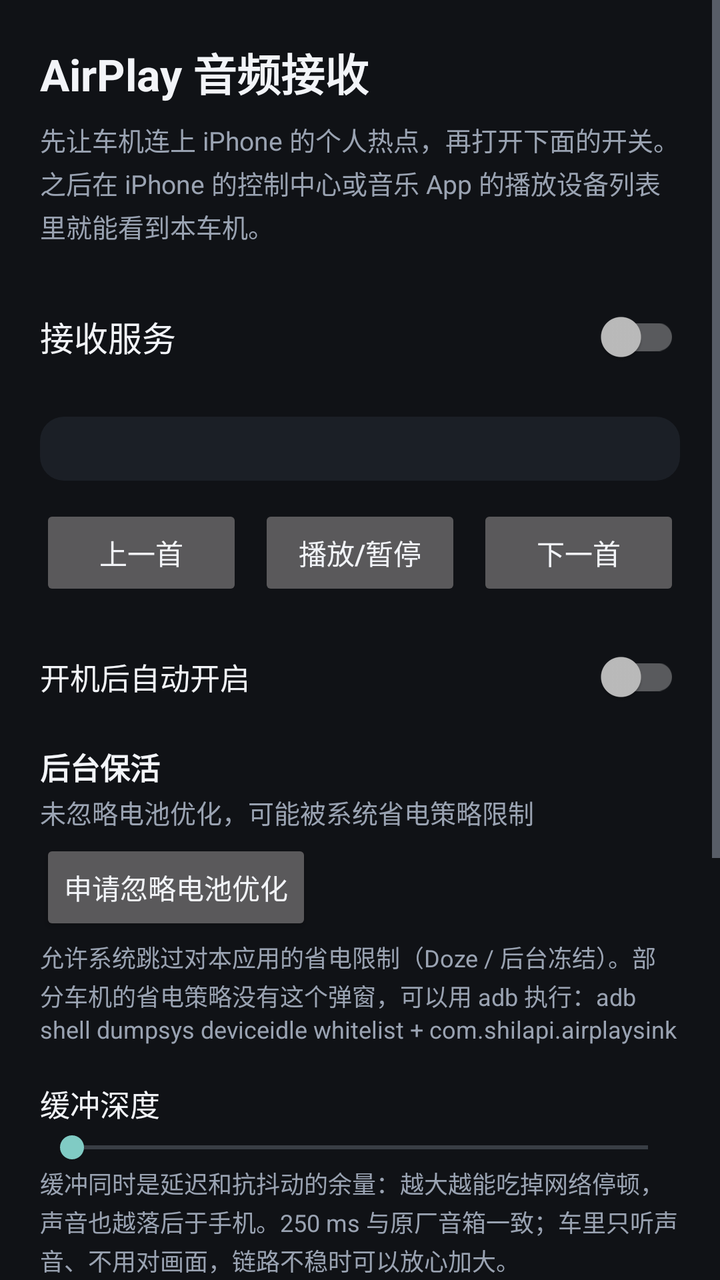
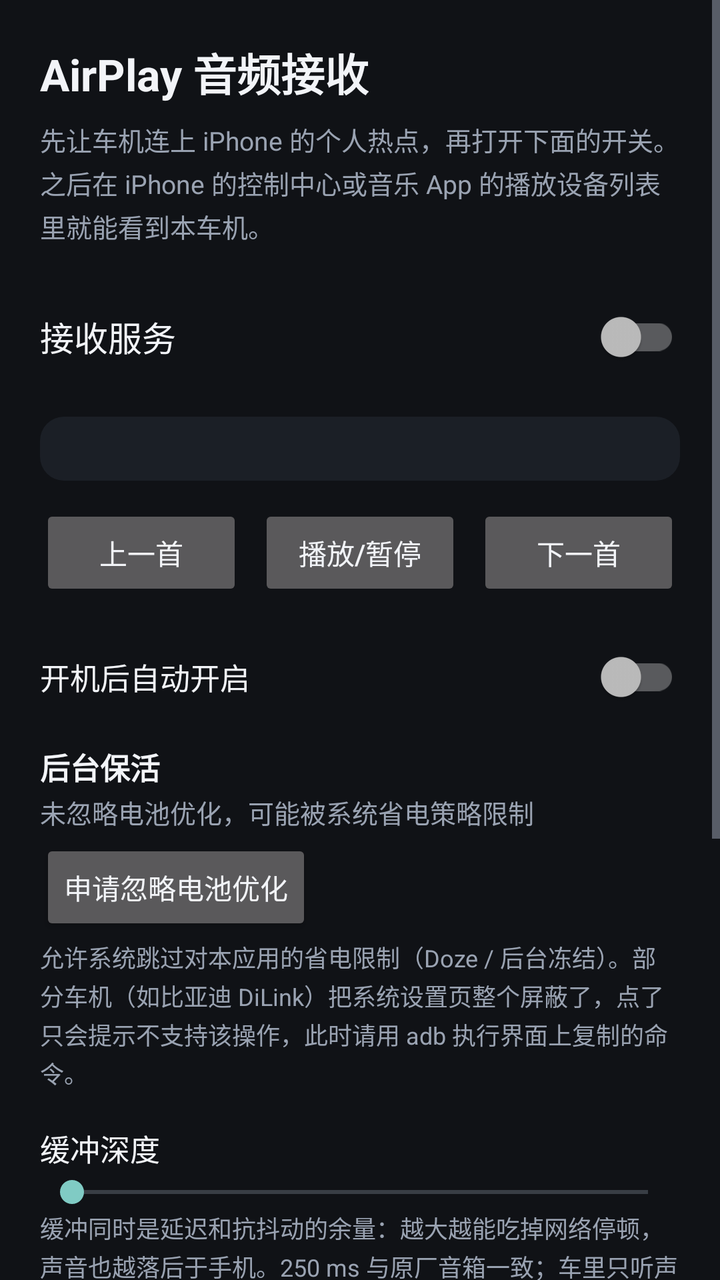

The first picture is an Android layout as it rendered before a commit; the second is the same layout after the commit. The layout source and the unified diff follow.
<!-- AndroidManifest.xml: activity theme Theme.AirPlaySink -->
<!-- res/layout/activity_main.xml -->
<?xml version="1.0" encoding="utf-8"?>
<ScrollView xmlns:android="http://schemas.android.com/apk/res/android"
    android:id="@+id/rootScroll"
    android:layout_width="match_parent"
    android:layout_height="match_parent"
    android:fillViewport="true"
    android:scrollbarStyle="outsideOverlay">

    <LinearLayout
        android:layout_width="match_parent"
        android:layout_height="wrap_content"
        android:orientation="vertical"
        android:padding="20dp">

        <TextView
            android:layout_width="wrap_content"
            android:layout_height="wrap_content"
            android:text="@string/ui_headline"
            android:textColor="@color/sink_text"
            android:textSize="22sp"
            android:textStyle="bold" />

        <TextView
            android:layout_width="match_parent"
            android:layout_height="wrap_content"
            android:layout_marginTop="8dp"
            android:lineSpacingExtra="3dp"
            android:text="@string/ui_hint"
            android:textColor="@color/sink_text_dim"
            android:textSize="13sp" />

        <androidx.appcompat.widget.SwitchCompat
            android:id="@+id/serviceSwitch"
            android:layout_width="match_parent"
            android:layout_height="wrap_content"
            android:layout_marginTop="18dp"
            android:minHeight="56dp"
            android:text="@string/ui_service_switch"
            android:textColor="@color/sink_text"
            android:textSize="17sp" />

        <LinearLayout
            android:id="@+id/statusCard"
            android:layout_width="match_parent"
            android:layout_height="wrap_content"
            android:layout_marginTop="12dp"
            android:background="@drawable/bg_card"
            android:orientation="vertical"
            android:padding="16dp" />

        <LinearLayout
            android:layout_width="match_parent"
            android:layout_height="wrap_content"
            android:layout_marginTop="12dp"
            android:orientation="horizontal">

            <Button
                android:id="@+id/previousButton"
                android:layout_width="0dp"
                android:layout_height="wrap_content"
                android:layout_weight="1"
                android:enabled="false"
                android:minWidth="0dp"
                android:text="@string/ui_control_previous" />

            <Button
                android:id="@+id/playPauseButton"
                android:layout_width="0dp"
                android:layout_height="wrap_content"
                android:layout_marginStart="8dp"
                android:layout_marginEnd="8dp"
                android:layout_weight="1"
                android:enabled="false"
                android:minWidth="0dp"
                android:text="@string/ui_control_play_pause" />

            <Button
                android:id="@+id/nextButton"
                android:layout_width="0dp"
                android:layout_height="wrap_content"
                android:layout_weight="1"
                android:enabled="false"
                android:minWidth="0dp"
                android:text="@string/ui_control_next" />
        </LinearLayout>

        <androidx.appcompat.widget.SwitchCompat
            android:id="@+id/bootSwitch"
            android:layout_width="match_parent"
            android:layout_height="wrap_content"
            android:layout_marginTop="14dp"
            android:minHeight="48dp"
            android:text="@string/ui_start_on_boot"
            android:textColor="@color/sink_text"
            android:textSize="15sp" />

        <TextView
            android:layout_width="wrap_content"
            android:layout_height="wrap_content"
            android:layout_marginTop="10dp"
            android:text="@string/ui_battery"
            android:textColor="@color/sink_text"
            android:textSize="15sp"
            android:textStyle="bold" />

        <TextView
            android:id="@+id/batteryState"
            android:layout_width="wrap_content"
            android:layout_height="wrap_content"
            android:layout_marginTop="2dp"
            android:text="@string/ui_battery_state_not_exempt"
            android:textColor="@color/sink_text_dim"
            android:textSize="13sp" />

        <Button
            android:id="@+id/batteryApplyButton"
            android:layout_width="wrap_content"
            android:layout_height="wrap_content"
            android:layout_marginTop="4dp"
            android:text="@string/ui_battery_apply" />

        <TextView
            android:layout_width="match_parent"
            android:layout_height="wrap_content"
            android:layout_marginTop="2dp"
            android:lineSpacingExtra="2dp"
            android:text="@string/ui_battery_hint"
            android:textColor="@color/sink_text_dim"
            android:textSize="12sp" />

        <LinearLayout
            android:layout_width="match_parent"
            android:layout_height="wrap_content"
            android:layout_marginTop="18dp"
            android:gravity="center_vertical"
            android:orientation="horizontal">

            <TextView
                android:layout_width="0dp"
                android:layout_height="wrap_content"
                android:layout_weight="1"
                android:text="@string/ui_buffer"
                android:textColor="@color/sink_text"
                android:textSize="15sp" />

            <TextView
                android:id="@+id/bufferValue"
                android:layout_width="wrap_content"
                android:layout_height="wrap_content"
                android:textColor="@color/sink_text"
                android:textSize="15sp"
                android:textStyle="bold" />
        </LinearLayout>

        <SeekBar
            android:id="@+id/bufferSeek"
            android:layout_width="match_parent"
            android:layout_height="wrap_content"
            android:layout_marginTop="2dp"
            android:max="6" />

        <TextView
            android:id="@+id/bufferHint"
            android:layout_width="match_parent"
            android:layout_height="wrap_content"
            android:lineSpacingExtra="2dp"
            android:text="@string/ui_buffer_hint"
            android:textColor="@color/sink_text_dim"
            android:textSize="12sp" />

        <Button
            android:id="@+id/applyBufferButton"
            android:layout_width="wrap_content"
            android:layout_height="wrap_content"
            android:layout_marginTop="6dp"
            android:text="@string/ui_apply_buffer" />

        <TextView
            android:layout_width="wrap_content"
            android:layout_height="wrap_content"
            android:layout_marginTop="14dp"
            android:text="@string/ui_device_name"
            android:textColor="@color/sink_text_dim"
            android:textSize="13sp" />

        <EditText
            android:id="@+id/deviceNameInput"
            android:layout_width="match_parent"
            android:layout_height="wrap_content"
            android:layout_marginTop="4dp"
            android:hint="@string/ui_device_name_hint"
            android:importantForAutofill="no"
            android:inputType="text"
            android:maxLines="1"
            android:textColor="@color/sink_text"
            android:textColorHint="@color/sink_text_dim"
            android:textSize="15sp" />

        <Button
            android:id="@+id/applyNameButton"
            android:layout_width="wrap_content"
            android:layout_height="wrap_content"
            android:layout_marginTop="8dp"
            android:text="@string/ui_apply_name" />

        <LinearLayout
            android:layout_width="match_parent"
            android:layout_height="wrap_content"
            android:layout_marginTop="22dp"
            android:gravity="center_vertical"
            android:orientation="horizontal">

            <TextView
                android:layout_width="0dp"
                android:layout_height="wrap_content"
                android:layout_weight="1"
                android:text="@string/ui_log"
                android:textColor="@color/sink_text"
                android:textSize="15sp"
                android:textStyle="bold" />

            <Button
                android:id="@+id/copyLogButton"
                style="?android:attr/buttonBarButtonStyle"
                android:layout_width="wrap_content"
                android:layout_height="wrap_content"
                android:minWidth="0dp"
                android:text="@string/ui_copy_log" />

            <Button
                android:id="@+id/clearLogButton"
                style="?android:attr/buttonBarButtonStyle"
                android:layout_width="wrap_content"
                android:layout_height="wrap_content"
                android:minWidth="0dp"
                android:text="@string/ui_clear_log" />
        </LinearLayout>

        <TextView
            android:id="@+id/logText"
            android:layout_width="match_parent"
            android:layout_height="wrap_content"
            android:layout_marginTop="6dp"
            android:background="@drawable/bg_card"
            android:fontFamily="monospace"
            android:lineSpacingExtra="2dp"
            android:padding="10dp"
            android:textColor="@color/sink_text_dim"
            android:textIsSelectable="true"
            android:textSize="10sp" />
    </LinearLayout>
</ScrollView>
<!-- resources referenced by this layout -->
<resources>
  <color name="sink_text">#FFF2F4F8</color>
  <color name="sink_text_dim">#FF9AA3B2</color>
  <!-- drawable bg_card (drawable) -->
  <?xml version="1.0" encoding="utf-8"?>
  <shape xmlns:android="http://schemas.android.com/apk/res/android"
      android:shape="rectangle">
      <solid android:color="@color/sink_surface" />
      <corners android:radius="12dp" />
  </shape>
  <string name="ui_apply_buffer">保存并重启服务</string>
  <string name="ui_apply_name">保存并重启服务</string>
  <string name="ui_battery">后台保活</string>
  <string name="ui_battery_apply">申请忽略电池优化</string>
  <string name="ui_battery_hint">允许系统跳过对本应用的省电限制（Doze / 后台冻结）。部分车机的省电策略没有这个弹窗，可以用 adb 执行：adb shell dumpsys deviceidle whitelist + com.shilapi.airplaysink</string>
  <string name="ui_battery_state_not_exempt">未忽略电池优化，可能被系统省电策略限制</string>
  <string name="ui_buffer">缓冲深度</string>
  <string name="ui_buffer_hint">缓冲同时是延迟和抗抖动的余量：越大越能吃掉网络停顿，声音也越落后于手机。250 ms 与原厂音箱一致；车里只听声音、不用对画面，链路不稳时可以放心加大。</string>
  <string name="ui_clear_log">清空</string>
  <string name="ui_control_next">下一首</string>
  <string name="ui_control_play_pause">播放/暂停</string>
  <string name="ui_control_previous">上一首</string>
  <string name="ui_copy_log">复制</string>
  <string name="ui_device_name">车机名称</string>
  <string name="ui_device_name_hint">在 iPhone 的 AirPlay 列表里显示的名字</string>
  <string name="ui_headline">AirPlay 音频接收</string>
  <string name="ui_hint">先让车机连上 iPhone 的个人热点，再打开下面的开关。之后在 iPhone 的控制中心或音乐 App 的播放设备列表里就能看到本车机。</string>
  <string name="ui_log">运行日志</string>
  <string name="ui_service_switch">接收服务</string>
  <string name="ui_start_on_boot">开机后自动开启</string>
  <style name="Theme.AirPlaySink" parent="Theme.AppCompat.NoActionBar">
          <item name="android:windowBackground">@color/sink_background</item>
          <item name="android:colorBackground">@color/sink_background</item>
          <item name="android:textColorPrimary">@color/sink_text</item>
          <item name="android:textColorSecondary">@color/sink_text_dim</item>
          <item name="android:statusBarColor" tools:targetApi="21">@color/sink_background</item>
          <item name="android:navigationBarColor" tools:targetApi="21">@color/sink_background</item>
      </style>
  <color name="sink_surface">#FF1B1F26</color>
  <color name="sink_background">#FF101216</color>
</resources>

<!-- the commit's change to res/layout/activity_main.xml (unified diff, before → after) -->
@@ -246,7 +246,6 @@
             android:lineSpacingExtra="2dp"
             android:padding="10dp"
             android:textColor="@color/sink_text_dim"
-            android:textIsSelectable="true"
             android:textSize="10sp" />
     </LinearLayout>
 </ScrollView>
<!-- resource entries referenced after the edit -->
@@ -13,7 +13,7 @@
   <string name="ui_apply_name">保存并重启服务</string>
   <string name="ui_battery">后台保活</string>
   <string name="ui_battery_apply">申请忽略电池优化</string>
-  <string name="ui_battery_hint">允许系统跳过对本应用的省电限制（Doze / 后台冻结）。部分车机的省电策略没有这个弹窗，可以用 adb 执行：adb shell dumpsys deviceidle whitelist + com.shilapi.airplaysink</string>
+  <string name="ui_battery_hint">允许系统跳过对本应用的省电限制（Doze / 后台冻结）。部分车机（如比亚迪 DiLink）把系统设置页整个屏蔽了，点了只会提示"不支持该操作"，此时请用 adb 执行界面上复制的命令。</string>
   <string name="ui_battery_state_not_exempt">未忽略电池优化，可能被系统省电策略限制</string>
   <string name="ui_buffer">缓冲深度</string>
   <string name="ui_buffer_hint">缓冲同时是延迟和抗抖动的余量：越大越能吃掉网络停顿，声音也越落后于手机。250 ms 与原厂音箱一致；车里只听声音、不用对画面，链路不稳时可以放心加大。</string>
